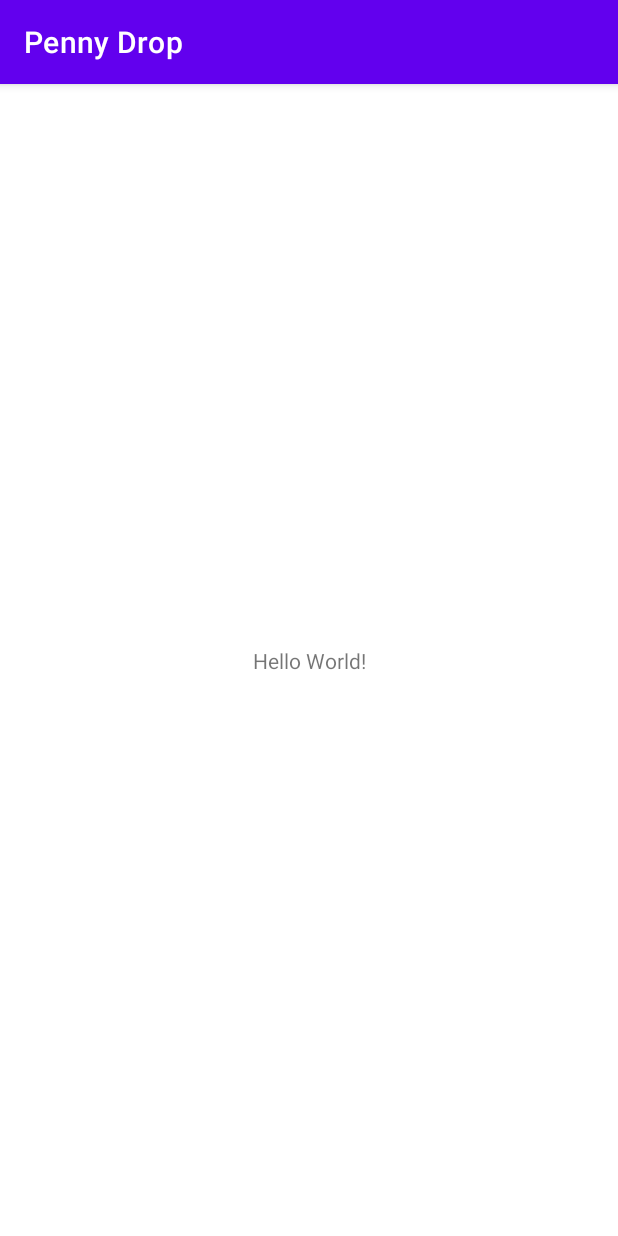
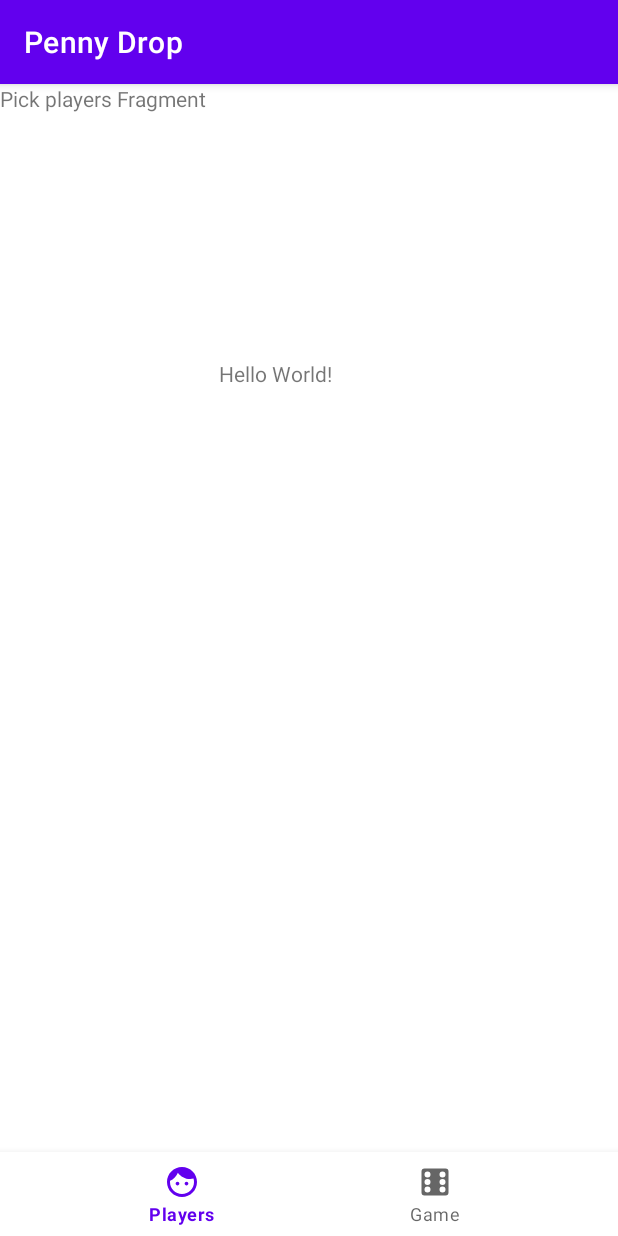
Before and after one commit to PopJoestar/Penny-Drop, an Android app: the screen it shows after launch (MainActivity), on a phone screen of 412 x 824 dp. Run offline under Robolectric (Android 15) with nearby library versions, the phone set to English and light mode, and no system bars.

Commit message:
Add navigation

```diff
--- a/app/build.gradle
+++ b/app/build.gradle
@@ -1,7 +1,15 @@
+
+buildscript {
+    ext {
+        nav_version = '2.4.1'
+    }
+}
+
 plugins {
     id 'com.android.application'
     id 'org.jetbrains.kotlin.android'
 }
+
 
 android {
     compileSdk 31
@@ -31,6 +39,7 @@ android {
     }
 }
 
+
 dependencies {
 
     implementation 'androidx.core:core-ktx:1.7.0'
@@ -38,7 +47,13 @@ dependencies {
     implementation 'com.google.android.material:material:1.4.0'
     implementation 'androidx.constraintlayout:constraintlayout:2.0.4'
     implementation 'androidx.legacy:legacy-support-v4:1.0.0'
+    implementation "androidx.navigation:navigation-fragment:$nav_version"
+    implementation "androidx.navigation:navigation-ui-ktx:$nav_version"
+
+
     testImplementation 'junit:junit:4.13.2'
+
     androidTestImplementation 'androidx.test.ext:junit:1.1.3'
     androidTestImplementation 'androidx.test.espresso:espresso-core:3.4.0'
+
 }
--- a/app/src/main/java/com/popjoestar/pennydrop/MainActivity.kt
+++ b/app/src/main/java/com/popjoestar/pennydrop/MainActivity.kt
@@ -4,6 +4,7 @@ import androidx.appcompat.app.AppCompatActivity
 import android.os.Bundle
 
 class MainActivity : AppCompatActivity() {
+
     override fun onCreate(savedInstanceState: Bundle?) {
         super.onCreate(savedInstanceState)
         setContentView(R.layout.activity_main)
--- /dev/null
+++ b/app/src/main/res/drawable/ic_baseline_face_24.xml
@@ -0,0 +1,10 @@
+<vector xmlns:android="http://schemas.android.com/apk/res/android"
+    android:width="24dp"
+    android:height="24dp"
+    android:viewportWidth="24"
+    android:viewportHeight="24"
+    android:tint="?attr/colorControlNormal">
+  <path
+      android:fillColor="@android:color/white"
+      android:pathData="M9,11.75c-0.69,0 -1.25,0.56 -1.25,1.25s0.56,1.25 1.25,1.25 1.25,-0.56 1.25,-1.25 -0.56,-1.25 -1.25,-1.25zM15,11.75c-0.69,0 -1.25,0.56 -1.25,1.25s0.56,1.25 1.25,1.25 1.25,-0.56 1.25,-1.25 -0.56,-1.25 -1.25,-1.25zM12,2C6.48,2 2,6.48 2,12s4.48,10 10,10 10,-4.48 10,-10S17.52,2 12,2zM12,20c-4.41,0 -8,-3.59 -8,-8 0,-0.29 0.02,-0.58 0.05,-0.86 2.36,-1.05 4.23,-2.98 5.21,-5.37C11.07,8.33 14.05,10 17.42,10c0.78,0 1.53,-0.09 2.25,-0.26 0.21,0.71 0.33,1.47 0.33,2.26 0,4.41 -3.59,8 -8,8z"/>
+</vector>
--- /dev/null
+++ b/app/src/main/res/drawable/ic_dice_6_24.xml
@@ -0,0 +1,8 @@
+<!-- drawable/dice_6.xml -->
+<vector xmlns:android="http://schemas.android.com/apk/res/android"
+    android:height="24dp"
+    android:width="24dp"
+    android:viewportWidth="24"
+    android:viewportHeight="24">
+    <path android:fillColor="#000" android:pathData="M5,3H19A2,2 0 0,1 21,5V19A2,2 0 0,1 19,21H5A2,2 0 0,1 3,19V5A2,2 0 0,1 5,3M7,5A2,2 0 0,0 5,7A2,2 0 0,0 7,9A2,2 0 0,0 9,7A2,2 0 0,0 7,5M17,15A2,2 0 0,0 15,17A2,2 0 0,0 17,19A2,2 0 0,0 19,17A2,2 0 0,0 17,15M17,10A2,2 0 0,0 15,12A2,2 0 0,0 17,14A2,2 0 0,0 19,12A2,2 0 0,0 17,10M17,5A2,2 0 0,0 15,7A2,2 0 0,0 17,9A2,2 0 0,0 19,7A2,2 0 0,0 17,5M7,10A2,2 0 0,0 5,12A2,2 0 0,0 7,14A2,2 0 0,0 9,12A2,2 0 0,0 7,10M7,15A2,2 0 0,0 5,17A2,2 0 0,0 7,19A2,2 0 0,0 9,17A2,2 0 0,0 7,15Z" />
+</vector>
--- a/app/src/main/res/layout/activity_main.xml
+++ b/app/src/main/res/layout/activity_main.xml
@@ -1,5 +1,6 @@
 <?xml version="1.0" encoding="utf-8"?>
-<androidx.constraintlayout.widget.ConstraintLayout xmlns:android="http://schemas.android.com/apk/res/android"
+<androidx.constraintlayout.widget.ConstraintLayout
+    xmlns:android="http://schemas.android.com/apk/res/android"
     xmlns:app="http://schemas.android.com/apk/res-auto"
     xmlns:tools="http://schemas.android.com/tools"
     android:layout_width="match_parent"
@@ -11,8 +12,33 @@
         android:layout_height="wrap_content"
         android:text="Hello World!"
         app:layout_constraintBottom_toBottomOf="parent"
+        app:layout_constraintHorizontal_bias="0.434"
         app:layout_constraintLeft_toLeftOf="parent"
         app:layout_constraintRight_toRightOf="parent"
-        app:layout_constraintTop_toTopOf="parent" />
+        app:layout_constraintTop_toTopOf="parent"
+        app:layout_constraintVertical_bias="0.245" />
+
+    <androidx.fragment.app.FragmentContainerView
+        android:id="@+id/containerFragment"
+        android:layout_width="0dp"
+        android:layout_height="0dp"
+        android:name="androidx.navigation.fragment.NavHostFragment"
+        app:layout_constraintTop_toTopOf="parent"
+        app:layout_constraintStart_toStartOf="parent"
+        app:layout_constraintEnd_toEndOf="parent"
+        app:layout_constraintBottom_toTopOf="@id/bottom_nav"
+        app:defaultNavHost="true"
+        app:navGraph="@navigation/nav_graph"
+        />
+
+    <com.google.android.material.bottomnavigation.BottomNavigationView
+        android:id="@+id/bottom_nav"
+        android:layout_width="0dp"
+        android:layout_height="wrap_content"
+        android:background="?android:attr/windowBackground"
+        app:layout_constraintBottom_toBottomOf="parent"
+        app:layout_constraintEnd_toEndOf="parent"
+        app:layout_constraintStart_toStartOf="parent"
+        app:menu="@menu/navigation" />
 
 </androidx.constraintlayout.widget.ConstraintLayout>
--- /dev/null
+++ b/app/src/main/res/menu/navigation.xml
@@ -0,0 +1,6 @@
+<?xml version="1.0" encoding="utf-8"?>
+<menu xmlns:android="http://schemas.android.com/apk/res/android">
+    <item android:id="@+id/pickPlayersFragment" android:title="@string/players" android:icon="@drawable/ic_baseline_face_24"/>
+    <item android:id="@+id/gameFragment" android:title="@string/game" android:icon="@drawable/ic_dice_6_24" />
+
+</menu>
--- /dev/null
+++ b/app/src/main/res/navigation/nav_graph.xml
@@ -0,0 +1,19 @@
+<?xml version="1.0" encoding="utf-8"?>
+<navigation xmlns:android="http://schemas.android.com/apk/res/android"
+    xmlns:app="http://schemas.android.com/apk/res-auto"
+    xmlns:tools="http://schemas.android.com/tools"
+    android:id="@+id/nav_graph"
+    app:startDestination="@id/gameFragment">
+
+    <fragment
+        android:id="@+id/gameFragment"
+        android:name="com.popjoestar.pennydrop.fragments.GameFragment"
+        android:label="fragment_game"
+        tools:layout="@layout/fragment_game" />
+
+    <fragment
+        android:id="@+id/pickPlayersFragment"
+        android:name="com.popjoestar.pennydrop.fragments.PickPlayersFragment"
+        android:label="fragment_pick_players"
+        tools:layout="@layout/fragment_pick_players" />
+</navigation>
--- a/app/src/main/res/values/strings.xml
+++ b/app/src/main/res/values/strings.xml
@@ -2,4 +2,6 @@
     <string name="app_name">Penny Drop</string>
     <!-- TODO: Remove or change this placeholder text -->
     <string name="hello_blank_fragment">Pick players Fragment</string>
+    <string name="players">Players</string>
+    <string name="game">Game</string>
 </resources>
```
